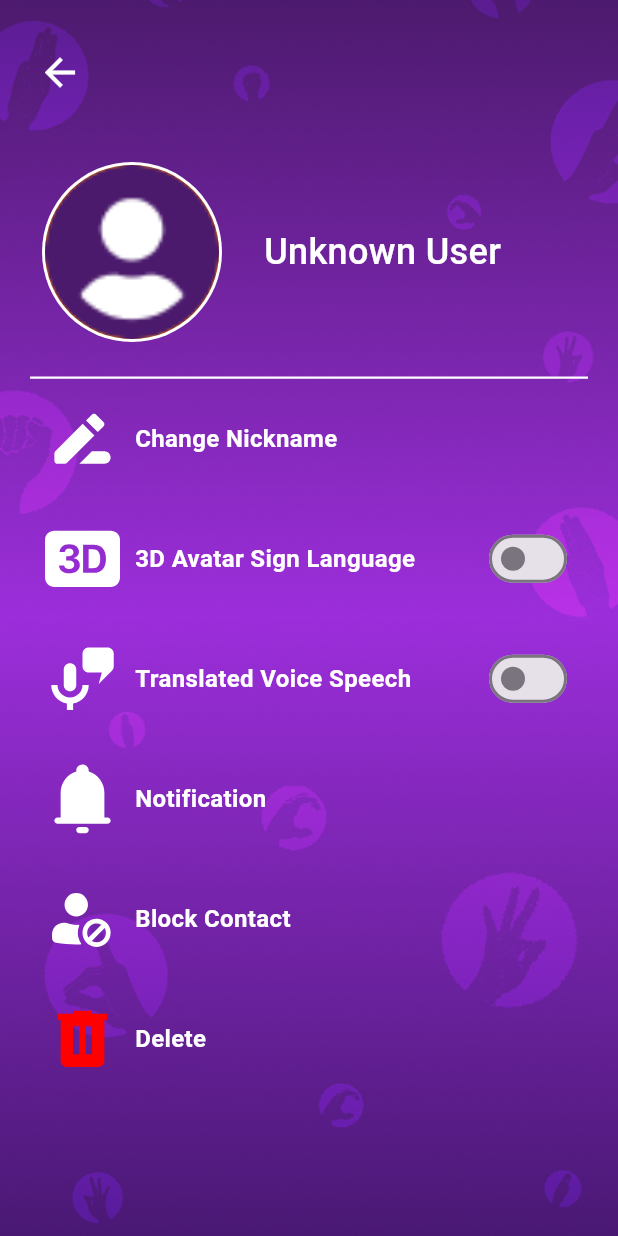
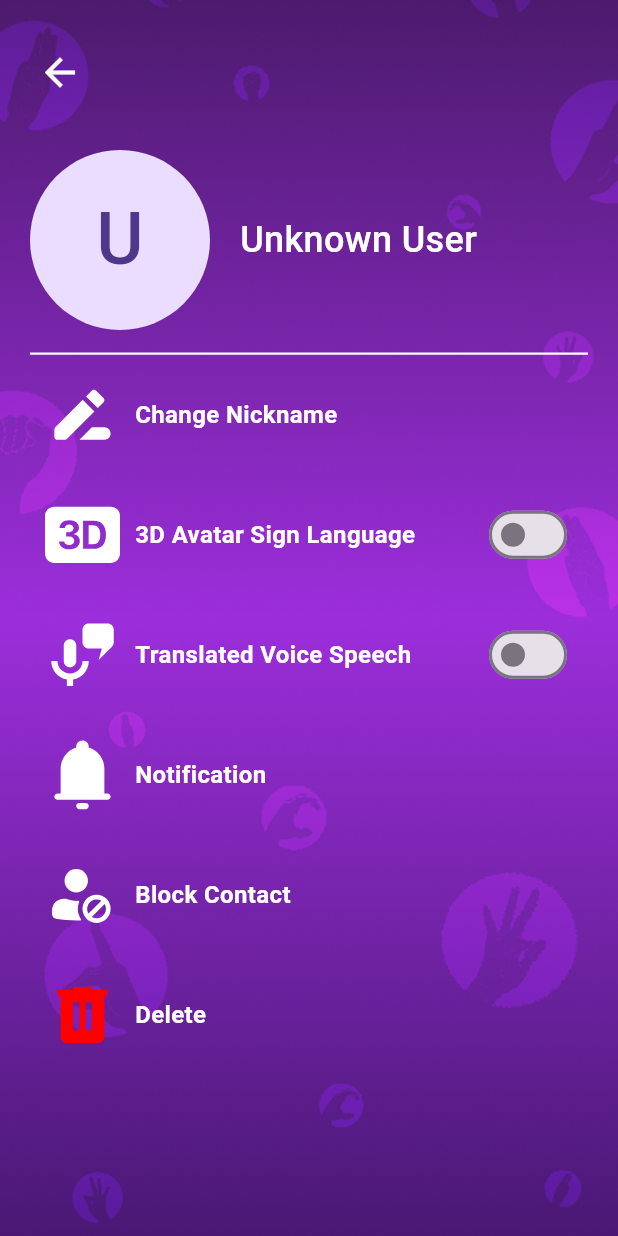
Before and after one commit to wntrpy/SignTalk, a Flutter app: the ReceiverProfileScreen screen opened by its route, on a phone screen of 412 x 824 dp. Run offline on Flutter 3.47's test engine with Material 3 defaults, Android fonts, the phone set to English and light mode, and no system bars; our stand-ins replace cloud_firestore, firebase_auth, firebase_core, firebase_messaging, firebase_storage, flutter_dotenv and 6 more; accounts and stored records are empty.

Commit message:
first letter of the name sa profile picture done

```diff
--- a/lib/screens/chat_screens/receiver_profile_screen.dart
+++ b/lib/screens/chat_screens/receiver_profile_screen.dart
@@ -105,16 +105,27 @@ Widget _buildUserProfileHeader(
     ),
     child: Row(
       children: [
-        CustomCirclePfpButton(
+        /*  CustomCirclePfpButton(
           borderColor: Colors.white,
           userImage: receiverData['photoUrl'] ?? AppConstants.default_user_pfp,
           width: 120,
           height: 120,
+        ),*/
+        SizedBox(
+          width: 120,
+          height: 120,
+          child: CircleAvatar(
+            child: Text(
+              display[0].toUpperCase(),
+              style: TextStyle(fontSize: 48),
+            ),
+          ),
         ),
         const SizedBox(width: 20),
         Column(
           crossAxisAlignment: CrossAxisAlignment.start,
           children: [
+            //TODO: MAY PROBLEM SA FRONT END DITO SA TEXT, NAG-OOVERFLOW
             Text(
               display,
               style: const TextStyle(
```
Also changed, not shown: lib/screens/chat_screens/chat_screen.dart (+5 -4 lines), key.env.
